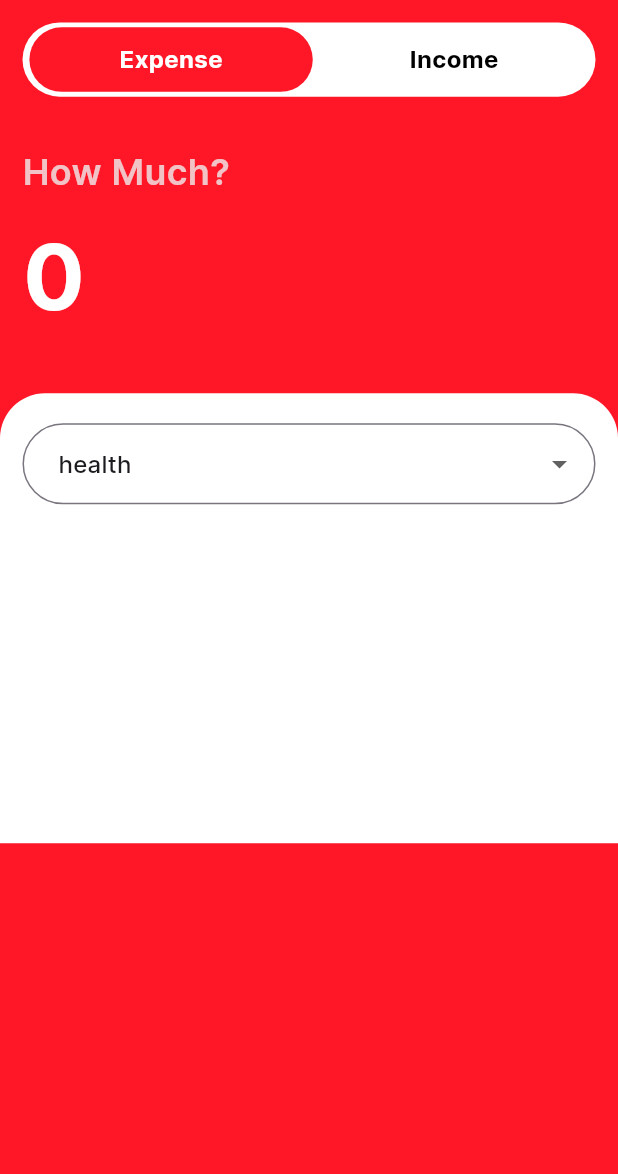
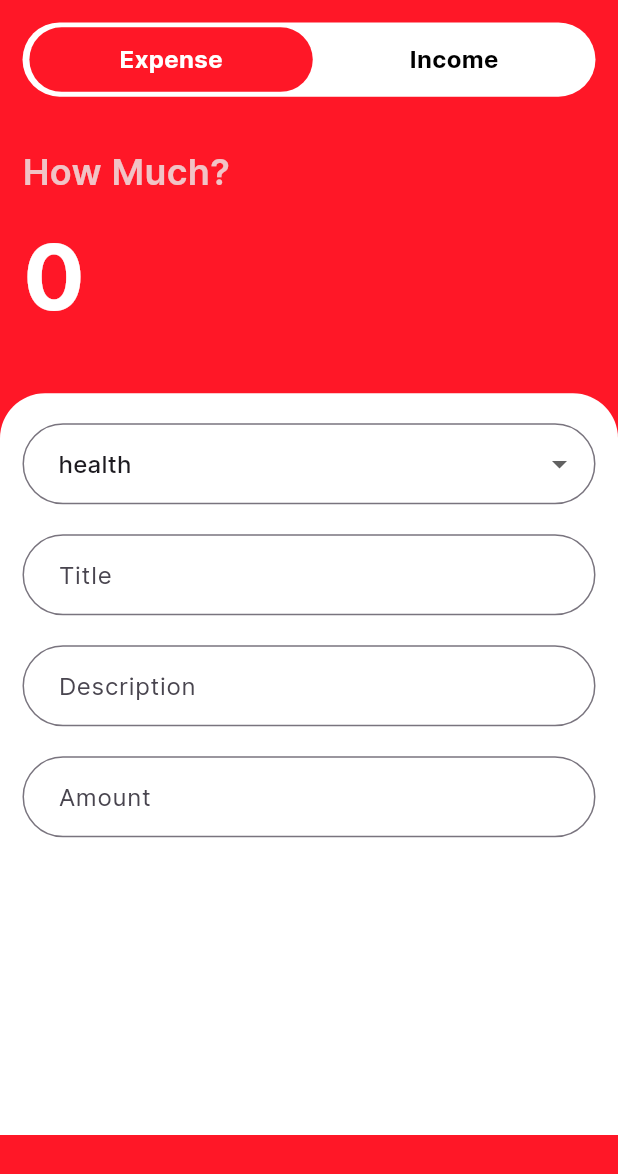
Before and after one commit to teshankalhara/expenz-app-flutter, a Flutter app: the AddNewScreen screen opened directly, on a phone screen of 412 x 824 dp. Shown: the top 1174 px of the screen. Run offline on Flutter 3.47's test engine with Material 3 defaults, Android fonts, the light colour scheme and no system bars; our stand-ins replace shared_preferences, smooth_page_indicator; accounts and stored records are empty.

Commit message:
Add input fields for title, description, and amount in AddNewScreen

```diff
--- a/lib/screens/add_new_screen.dart
+++ b/lib/screens/add_new_screen.dart
@@ -18,6 +18,18 @@ class _AddNewScreenState extends State<AddNewScreen> {
   ExpenseCategory _expenseCategory = ExpenseCategory.health;
   IncomeCategory _incomeCategory = IncomeCategory.salary;
 
+  final TextEditingController _titleController = TextEditingController();
+  final TextEditingController _amountController = TextEditingController();
+  final TextEditingController _descriptionController = TextEditingController();
+
+  @override
+  void dispose() {
+    _titleController.dispose();
+    _amountController.dispose();
+    _descriptionController.dispose();
+    super.dispose();
+  }
+
   @override
   Widget build(BuildContext context) {
     return Scaffold(
@@ -25,7 +37,7 @@ class _AddNewScreenState extends State<AddNewScreen> {
       body: SafeArea(
         child: SingleChildScrollView(
           child: Padding(
-            padding: const EdgeInsets.symmetric(vertical: kDefalutPadding),
+            padding: const EdgeInsets.only(top: kDefalutPadding),
             child: Stack(
               children: [
                 //tabs
@@ -143,7 +155,7 @@ class _AddNewScreenState extends State<AddNewScreen> {
                 ),
                 //user data form
                 Container(
-                  height: 300,
+                  height: MediaQuery.of(context).size.height * 0.60,
                   margin: EdgeInsets.only(
                     top: MediaQuery.of(context).size.height * 0.30,
                   ),
@@ -199,6 +211,49 @@ class _AddNewScreenState extends State<AddNewScreen> {
                               });
                             },
                           ),
+                          const SizedBox(height: 20),
+                          TextField(
+                            controller: _titleController,
+                            decoration: InputDecoration(
+                              hintText: "Title",
+                              border: OutlineInputBorder(
+                                borderRadius: BorderRadius.circular(100),
+                              ),
+                              contentPadding: const EdgeInsets.symmetric(
+                                horizontal: 20,
+                                vertical: kDefalutPadding,
+                              ),
+                            ),
+                          ),
+                          const SizedBox(height: 20),
+                          TextField(
+                            controller: _descriptionController,
+                            decoration: InputDecoration(
+                              hintText: "Description",
+                              border: OutlineInputBorder(
+                                borderRadius: BorderRadius.circular(100),
+                              ),
+                              contentPadding: const EdgeInsets.symmetric(
+                                horizontal: 20,
+                                vertical: kDefalutPadding,
+                              ),
+                            ),
+                          ),
+                          const SizedBox(height: 20),
+                          TextField(
+                            controller: _amountController,
+                            keyboardType: TextInputType.number,
+                            decoration: InputDecoration(
+                              hintText: "Amount",
+                              border: OutlineInputBorder(
+                                borderRadius: BorderRadius.circular(100),
+                              ),
+                              contentPadding: const EdgeInsets.symmetric(
+                                horizontal: 20,
+                                vertical: kDefalutPadding,
+                              ),
+                            ),
+                          ),
                         ],
                       ),
                     ),
```
